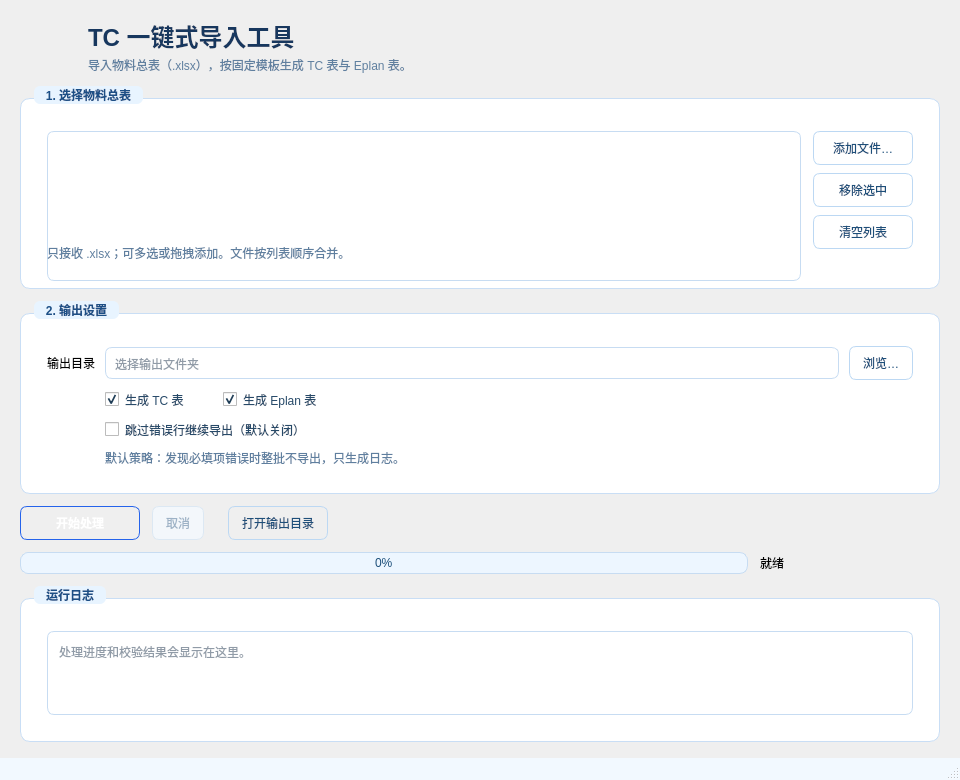
jkfy/DataTransTool, file software/ui/MainWindow.ui: the form before one commit.
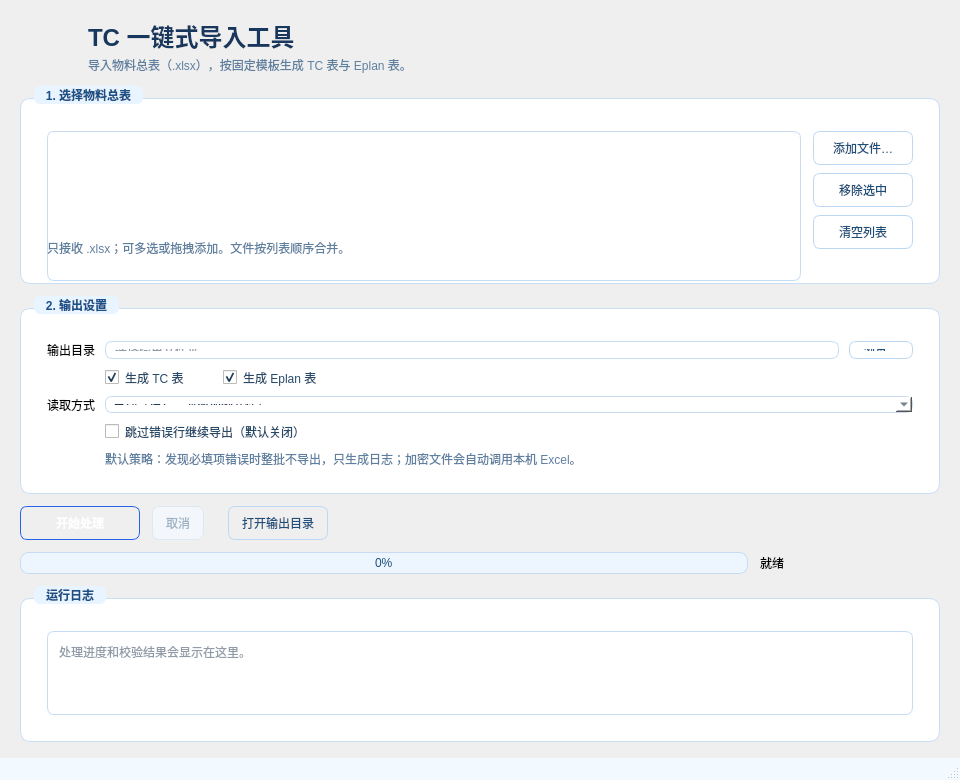
The form after the commit. Icons and pictures are not drawn.

Commit message: add excel read method to avoid encrypt

What changed in the file:
```diff
--- a/software/ui/MainWindow.ui
+++ b/software/ui/MainWindow.ui
@@ -55,7 +55,7 @@
     background-color: #e8f4ff;
     border-radius: 6px;
 }
-QLineEdit, QListWidget, QPlainTextEdit {
+QLineEdit, QListWidget, QPlainTextEdit, QComboBox {
     border: 1px solid #c7dcf2;
     border-radius: 7px;
     padding: 7px;
@@ -67,6 +67,16 @@
 QLineEdit:focus, QListWidget:focus, QPlainTextEdit:focus {
     border: 1px solid #6aa9e8;
 }
+QComboBox {
+    padding-right: 26px;
+}
+QComboBox QAbstractItemView {
+    background: #ffffff;
+    border: 1px solid #c7dcf2;
+    selection-background-color: #d8ecff;
+    selection-color: #17375e;
+    outline: none;
+}
 QPushButton {
     border: 1px solid #bcd8f3;
     border-radius: 7px;
@@ -412,7 +422,7 @@
        <item row="0" column="1">
         <widget class="QLineEdit" name="outputEdit">
          <property name="sizePolicy">
-          <sizepolicy hsizetype="Expanding" vsizetype="Fixed">
+          <sizepolicy hsizetype="Expanding" vsizetype="Preferred">
            <horstretch>1</horstretch>
            <verstretch>0</verstretch>
           </sizepolicy>
@@ -424,6 +434,12 @@
        </item>
        <item row="0" column="2">
         <widget class="QPushButton" name="browseButton">
+         <property name="sizePolicy">
+          <sizepolicy hsizetype="Minimum" vsizetype="Preferred">
+           <horstretch>0</horstretch>
+           <verstretch>0</verstretch>
+          </sizepolicy>
+         </property>
          <property name="text">
           <string>浏览…</string>
          </property>
@@ -493,17 +509,46 @@
          </item>
         </layout>
        </item>
+       <item row="2" column="0">
+        <widget class="QLabel" name="engineLabel">
+         <property name="text">
+          <string>读取方式</string>
+         </property>
+        </widget>
+       </item>
        <item row="2" column="1" colspan="2">
+        <widget class="QComboBox" name="engineCombo">
+         <property name="toolTip">
+          <string>自动：先用 openpyxl，失败后调用本机 Excel（适合内网加密文件）。Excel 兼容：始终调用本机 Excel。标准：只用 openpyxl。</string>
+         </property>
+         <item>
+          <property name="text">
+           <string>自动（推荐，兼容加密文件）</string>
+          </property>
+         </item>
+         <item>
+          <property name="text">
+           <string>标准（openpyxl,适合无加密文件，读取速度快）</string>
+          </property>
+         </item>
+         <item>
+          <property name="text">
+           <string>Excel 兼容（调用本机 Excel，加密文件）</string>
+          </property>
+         </item>
+        </widget>
+       </item>
+       <item row="3" column="1" colspan="2">
         <widget class="QCheckBox" name="skipInvalidCheck">
          <property name="text">
           <string>跳过错误行继续导出（默认关闭）</string>
          </property>
         </widget>
        </item>
-       <item row="3" column="1" colspan="2">
+       <item row="4" column="1" colspan="2">
         <widget class="QLabel" name="outputHintLabel">
          <property name="text">
-          <string>默认策略：发现必填项错误时整批不导出，只生成日志。</string>
+          <string>默认策略：发现必填项错误时整批不导出，只生成日志；加密文件会自动调用本机 Excel。</string>
          </property>
         </widget>
        </item>
```
Left out of the diff: 41 changed lines with no effect on the pictures. The commit also changes 28 other files.
